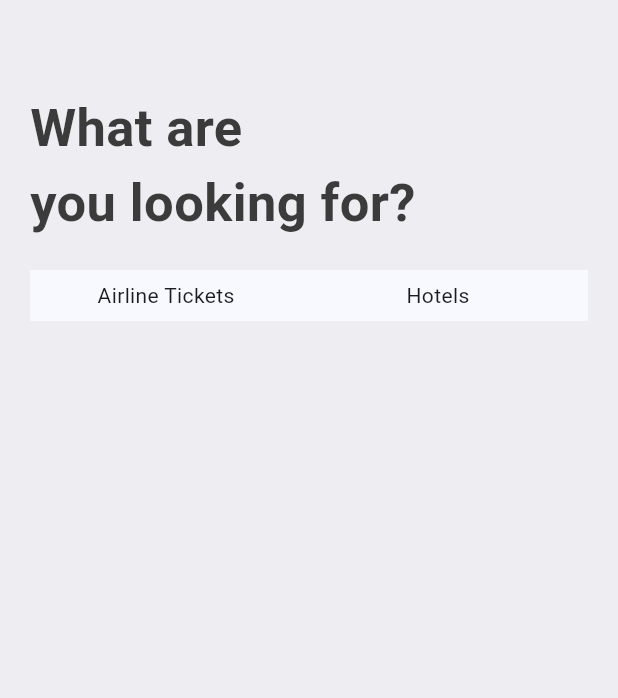
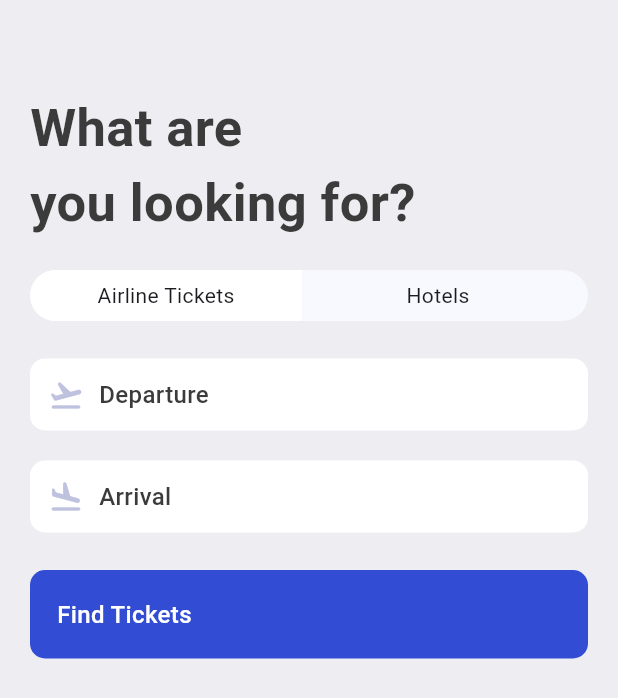
Before and after one commit to prajaktagai11/ticket_book, a Flutter app: the SearchScreen screen opened directly, on a phone screen of 412 x 824 dp. Shown: the top 698 px of the screen. Run offline on Flutter 3.47's test engine with Material 3 defaults, Android fonts, the phone set to English and light mode, and no system bars; our stand-ins replace fluentui_icons.

Commit message:
first commit

```diff
--- a/lib/base/res/styles/app_styles.dart
+++ b/lib/base/res/styles/app_styles.dart
@@ -11,6 +11,8 @@ class AppStyles{
   static Color ticketOrange = const Color(0xfff37b67);
   static Color kakiColor = const Color(0xFFd2bdb6);
   static Color whiteColor_F7F9F = const Color(0xFFF7F9FF);
+  static Color planeColor = const Color(0xFFBFC2DF);
+  static Color findTickets = const Color(0xD91130CE);
   static TextStyle textStyle = TextStyle(
       fontSize: 16,
       fontWeight: FontWeight.w500 ,
--- a/lib/screens/search/search_screen.dart
+++ b/lib/screens/search/search_screen.dart
@@ -1,6 +1,8 @@
 import 'package:flutter/material.dart';
 import 'package:ticket_book/base/res/styles/app_styles.dart';
+import 'package:ticket_book/screens/search/widgets/app_text_icon.dart';
 import 'package:ticket_book/screens/search/widgets/app_ticket_tabs.dart';
+import 'package:ticket_book/screens/search/widgets/find_tickets.dart';
 
 class SearchScreen extends StatelessWidget {
   const SearchScreen({super.key});
@@ -22,7 +24,21 @@ class SearchScreen extends StatelessWidget {
           const SizedBox(
             height: 20,
           ),
-          const AppTicketTabs()
+          const AppTicketTabs(),
+          const SizedBox(
+            height: 25,
+          ),
+          const AppTextIcon(text: 'Departure', icon: Icons.flight_takeoff_rounded,),
+          const SizedBox(
+            height: 20,
+          ),
+          const AppTextIcon(text: 'Arrival', icon: Icons.flight_land_rounded,),
+          const SizedBox(
+            height: 25,
+          ),
+           FindTickets(text: "Find Tickets", onTap: (){
+
+          })
         ],
       ),
     );
--- /dev/null
+++ b/lib/screens/search/widgets/app_text_icon.dart
@@ -0,0 +1,25 @@
+import 'package:flutter/material.dart';
+import 'package:ticket_book/base/res/styles/app_styles.dart';
+
+class AppTextIcon extends StatelessWidget {
+  const AppTextIcon({super.key, required this.text, required this.icon});
+  final String text;
+  final IconData icon;
+
+  @override
+  Widget build(BuildContext context) {
+    return Container(
+      padding: EdgeInsets.symmetric(vertical: 12,horizontal: 12),
+      decoration: BoxDecoration(
+          color: Colors.white,
+          borderRadius: BorderRadius.circular(10)),
+      child: Row(
+        children: [
+          Icon(icon,color: AppStyles.planeColor,),
+          SizedBox(width: 10,),
+          Text(text,style: AppStyles.textStyle,),
+        ],
+      ),
+    );
+  }
+}
--- a/lib/screens/search/widgets/app_ticket_tabs.dart
+++ b/lib/screens/search/widgets/app_ticket_tabs.dart
@@ -6,25 +6,53 @@ class AppTicketTabs extends StatelessWidget {
 
   @override
   Widget build(BuildContext context) {
-    final size = MediaQuery.of(context).size;
     return Container(
-      decoration: BoxDecoration(borderRadius: BorderRadius.circular(50)),
-      color: AppStyles.whiteColor_F7F9F,
+      decoration: BoxDecoration(
+          color: AppStyles.whiteColor_F7F9F,
+          borderRadius: BorderRadius.circular(50)),
       child: Row(
         children: [
-          Container(
-            padding: const EdgeInsets.symmetric(vertical: 7),
-            width: size.width * .44,
-            child: const Center(child: Text("Airline Tickets")),
+          AppTabs(
+            text: 'Airline Tickets',
+            isLeft: true,
+            color: Colors.white,
           ),
-          Container(
-            padding: const EdgeInsets.symmetric(vertical: 7),
-            width: size.width * .44,
-            child: const Center(child: Text("Hotels")),
+          AppTabs(
+            text: 'Hotels',
+            isLeft: false,
+            color: Colors.transparent,
           ),
-
         ],
       ),
     );
   }
 }
+
+class AppTabs extends StatelessWidget {
+  const AppTabs({
+    super.key,
+
+    required this.text,
+    required this.isLeft,
+    required this.color,
+  });
+
+  final String text;
+  final bool isLeft;
+  final Color color;
+
+  @override
+  Widget build(BuildContext context) {
+    final size = MediaQuery.of(context).size;
+    return Container(
+      padding: const EdgeInsets.symmetric(vertical: 7),
+      width: size.width * .44,
+      decoration: BoxDecoration(
+          color: color,
+          borderRadius: isLeft == true
+              ? BorderRadius.horizontal(left: Radius.circular(50))
+              : BorderRadius.horizontal(right: Radius.circular(50))),
+      child: Center(child: Text(text)),
+    );
+  }
+}
--- /dev/null
+++ b/lib/screens/search/widgets/find_tickets.dart
@@ -0,0 +1,23 @@
+import 'package:flutter/material.dart';
+
+import '../../../base/res/styles/app_styles.dart';
+
+class FindTickets extends StatelessWidget {
+  const FindTickets({super.key, required this.text, required this.onTap});
+  final String text;
+  final VoidCallback onTap;
+
+  @override
+  Widget build(BuildContext context) {
+    return InkWell(
+      onTap: onTap,
+      child: Container(
+        padding: const EdgeInsets.symmetric(vertical: 18,horizontal: 18),
+        decoration: BoxDecoration(
+            color: AppStyles.findTickets,
+            borderRadius: BorderRadius.circular(10)),
+        child: Text(text,style: AppStyles.textStyle.copyWith(color: Colors.white),),
+      ),
+    );
+  }
+}
```
